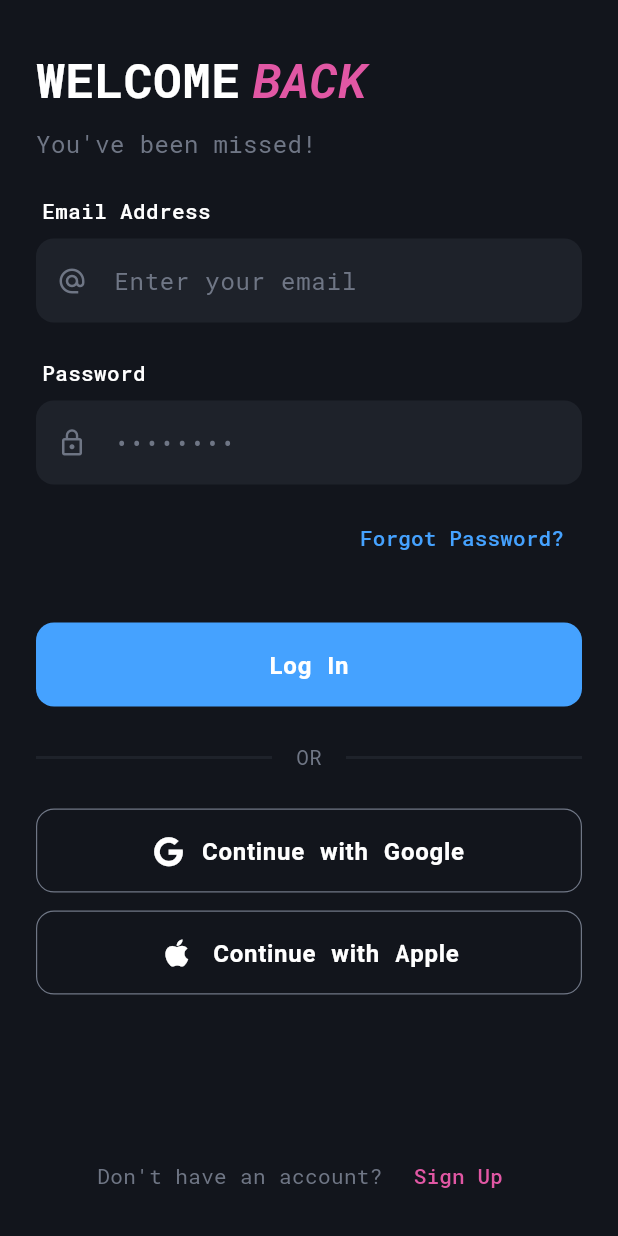
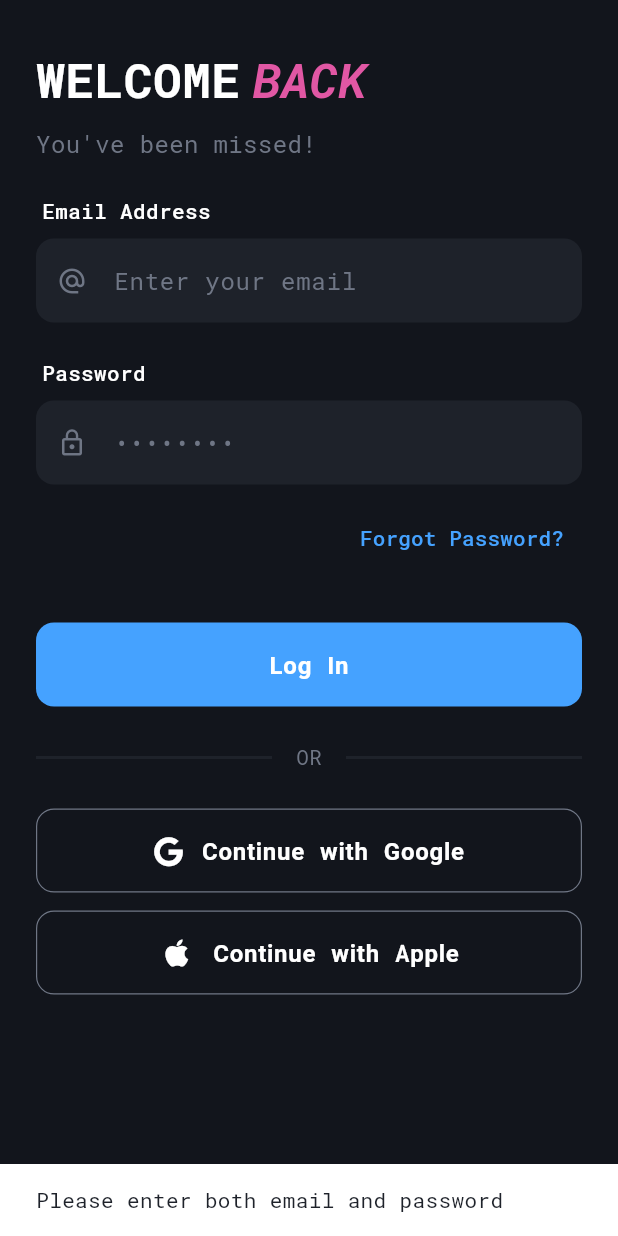
Before and after one commit to PandaBean18/cthree_frontend, a Flutter app: the screen it shows after launch, after a tap on "Log In", on a phone screen of 412 x 824 dp. Run offline on Flutter 3.47's test engine with Material 3 defaults, Android fonts, the phone set to English and light mode, and no system bars; our stand-ins replace dio, flutter_secure_storage, font_awesome_flutter, google_fonts, jwt_decoder, table_calendar; accounts and stored records are empty.

Commit message:
updated login screen to call auth provider's sign in function

```diff
--- a/lib/core/api/dio_client.dart
+++ b/lib/core/api/dio_client.dart
@@ -10,7 +10,7 @@ class DioClient {
   DioClient._internal() {
     dio = Dio(
       BaseOptions(
-        baseUrl: 'http://10.0.2.2:3000',
+        baseUrl: 'http://127.0.0.1:3000',
         connectTimeout: const Duration(seconds: 10),
         receiveTimeout: Duration(seconds: 10),
         headers: {
--- a/lib/features/auth/screens/login_screen.dart
+++ b/lib/features/auth/screens/login_screen.dart
@@ -1,6 +1,8 @@
 import 'package:flutter/material.dart';
 import 'package:cthree/features/shared/widgets/app_button.dart';
 import 'package:font_awesome_flutter/font_awesome_flutter.dart';
+import 'package:provider/provider.dart';
+import 'package:cthree/core/api/auth_provider.dart';
 
 class LoginScreen extends StatefulWidget {
   const LoginScreen({super.key});
@@ -93,8 +95,26 @@ class _LoginScreenState extends State<LoginScreen> {
                     AppButton(
                       text: "Log In",
                       isLoading: _isLoading,
-                      onPressed: () {
-                        // Logic for Rails API login
+                      onPressed: () async {
+                        if (_emailController.text.isEmpty || _passwordController.text.isEmpty) {
+                          ScaffoldMessenger.of(context).showSnackBar(
+                            const SnackBar(content: Text("Please enter both email and password")),
+                          );
+                          return;
+                        }
+                        final success = await context.read<AuthProvider>().login(
+                          _emailController.text.trim(),
+                          _passwordController.text,
+                        );
+
+                        if (!success && mounted) {
+                          ScaffoldMessenger.of(context).showSnackBar(
+                            const SnackBar(
+                              content: Text("Login failed. Please check your credentials."),
+                              backgroundColor: Colors.redAccent,
+                            ),
+                          );
+                        }
                       },
                     ),
 
```
